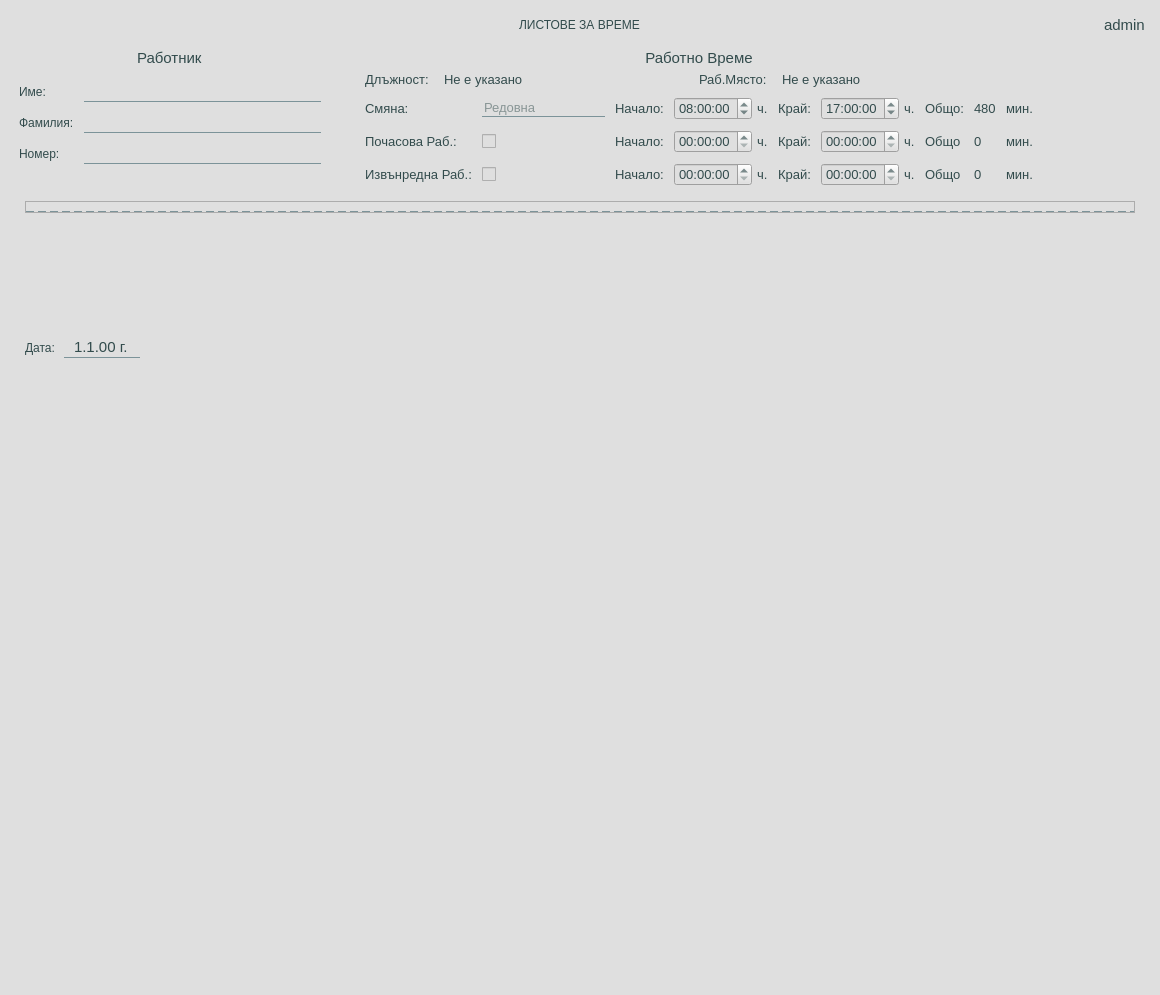
Qt form app/ui/widgets/customTimePapersWidget.ui (DevilPhp/WorkSalary.v01) before a commit.
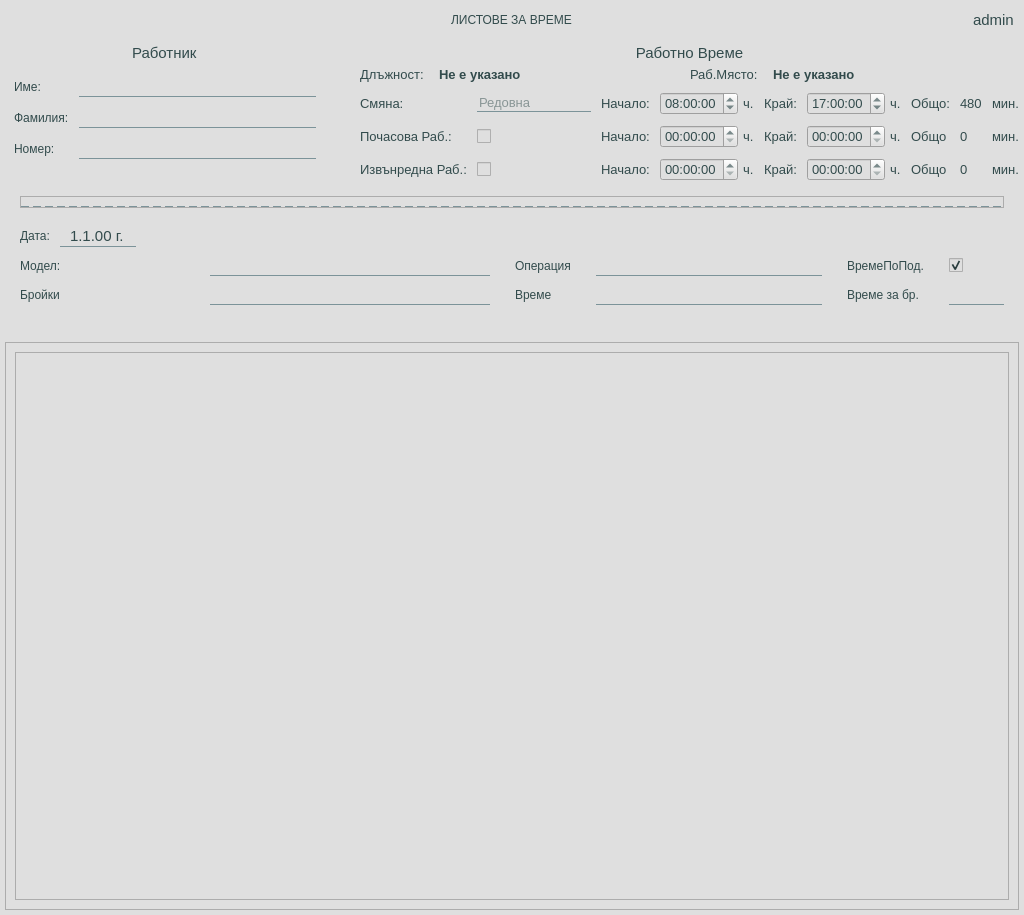
The same form after that commit. Icons and pictures are not drawn.

Diff of the .ui file:
```diff
--- a/app/ui/widgets/customTimePapersWidget.ui
+++ b/app/ui/widgets/customTimePapersWidget.ui
@@ -6,8 +6,8 @@
    <rect>
     <x>0</x>
     <y>0</y>
-    <width>1160</width>
-    <height>995</height>
+    <width>1024</width>
+    <height>915</height>
    </rect>
   </property>
   <property name="minimumSize">
@@ -72,6 +72,10 @@
 	font-size: 11pt;
 }
 
+#workerPlaceLineEdit, #workerPositionLineEdit {
+	font-weight: 700;
+}
+
 #widget_3 * {
 	font-size: 11pt;
 }</string>
@@ -81,16 +85,16 @@
     <number>10</number>
    </property>
    <property name="leftMargin">
-    <number>10</number>
+    <number>5</number>
    </property>
    <property name="topMargin">
-    <number>10</number>
+    <number>5</number>
    </property>
    <property name="rightMargin">
-    <number>10</number>
+    <number>5</number>
    </property>
    <property name="bottomMargin">
-    <number>10</number>
+    <number>5</number>
    </property>
    <item alignment="Qt::AlignTop">
     <widget class="QWidget" name="widget" native="true">
@@ -951,7 +955,7 @@
            <property name="minimumSize">
             <size>
              <width>0</width>
-             <height>250</height>
+             <height>0</height>
             </size>
            </property>
            <layout class="QVBoxLayout" name="verticalLayout_3">
@@ -978,12 +982,52 @@
               <property name="verticalSpacing">
                <number>8</number>
               </property>
-              <item row="0" column="0" alignment="Qt::AlignLeft">
-               <widget class="QWidget" name="widget_14" native="true">
-                <layout class="QHBoxLayout" name="horizontalLayout_14">
-                 <property name="spacing">
-                  <number>5</number>
-                 </property>
+              <item row="3" column="0">
+               <widget class="QLabel" name="label_32">
+                <property name="text">
+                 <string>Бройки</string>
+                </property>
+               </widget>
+              </item>
+              <item row="4" column="2" alignment="Qt::AlignHCenter|Qt::AlignVCenter">
+               <widget class="QPushButton" name="pushButton">
+                <property name="focusPolicy">
+                 <enum>Qt::NoFocus</enum>
+                </property>
+                <property name="styleSheet">
+                 <string notr="true">*{
+	padding: 0px;
+	background-color: #dfdfdf;
+}</string>
+                </property>
+                <property name="text">
+                 <string/>
+                </property>
+                <property name="icon">
+                 <iconset resource="../../../resources.qrc">
+                  <normaloff>:/icons/app/assets/icons/Check-Square--Streamline-Solar-Broken-#008b69.svg</normaloff>:/icons/app/assets/icons/Check-Square--Streamline-Solar-Broken-#008b69.svg</iconset>
+                </property>
+                <property name="iconSize">
+                 <size>
+                  <width>24</width>
+                  <height>24</height>
+                 </size>
+                </property>
+               </widget>
+              </item>
+              <item row="2" column="1">
+               <widget class="QLineEdit" name="clientModelsLineEdit">
+                <property name="minimumSize">
+                 <size>
+                  <width>280</width>
+                  <height>0</height>
+                 </size>
+                </property>
+               </widget>
+              </item>
+              <item row="1" column="0">
+               <widget class="QWidget" name="widget_5" native="true">
+                <layout class="QHBoxLayout" name="horizontalLayout_15">
                  <property name="leftMargin">
                   <number>0</number>
                  </property>
@@ -996,7 +1040,7 @@
                  <property name="bottomMargin">
                   <number>0</number>
                  </property>
-                 <item alignment="Qt::AlignVCenter">
+                 <item alignment="Qt::AlignHCenter|Qt::AlignVCenter">
                   <widget class="QLabel" name="label_25">
                    <property name="text">
                     <string>Дата: </string>
@@ -1005,6 +1049,9 @@
                  </item>
                  <item>
                   <widget class="QDateEdit" name="timePaperDateEdit">
+                   <property name="focusPolicy">
+                    <enum>Qt::WheelFocus</enum>
+                   </property>
                    <property name="frame">
                     <bool>false</bool>
                    </property>
@@ -1016,7 +1063,7 @@
                    </property>
                    <property name="minimumDateTime">
                     <datetime>
-                     <hour>21</hour>
+                     <hour>0</hour>
                      <minute>0</minute>
                      <second>0</second>
                      <year>1990</year>
@@ -1029,11 +1076,16 @@
                    </property>
                   </widget>
                  </item>
-                 <item>
+                 <item alignment="Qt::AlignHCenter|Qt::AlignVCenter">
                   <widget class="QPushButton" name="calendarBtn">
                    <property name="focusPolicy">
                     <enum>Qt::NoFocus</enum>
                    </property>
+                   <property name="styleSheet">
+                    <string notr="true">*{
+	padding: 0px;
+}</string>
+                   </property>
                    <property name="text">
                     <string/>
                    </property>
@@ -1052,6 +1104,102 @@
                 </layout>
                </widget>
               </item>
+              <item row="3" column="1">
+               <widget class="QLineEdit" name="lineEdit_3"/>
+              </item>
+              <item row="2" column="4">
+               <widget class="QLabel" name="label_34">
+                <property name="text">
+                 <string>ВремеПоПод.</string>
+                </property>
+               </widget>
+              </item>
+              <item row="2" column="3">
+               <widget class="QLineEdit" name="lineEdit_2">
+                <property name="minimumSize">
+                 <size>
+                  <width>200</width>
+                  <height>0</height>
+                 </size>
+                </property>
+               </widget>
+              </item>
+              <item row="3" column="3">
+               <widget class="QLineEdit" name="lineEdit_4">
+                <property name="readOnly">
+                 <bool>true</bool>
+                </property>
+               </widget>
+              </item>
+              <item row="2" column="0">
+               <widget class="QLabel" name="label_30">
+                <property name="text">
+                 <string>Модел:</string>
+                </property>
+               </widget>
+              </item>
+              <item row="3" column="2">
+               <widget class="QLabel" name="label_33">
+                <property name="text">
+                 <string>Време</string>
+                </property>
+               </widget>
+              </item>
+              <item row="0" column="0" alignment="Qt::AlignLeft">
+               <widget class="QWidget" name="widget_14" native="true">
+                <layout class="QHBoxLayout" name="horizontalLayout_14">
+                 <property name="spacing">
+                  <number>5</number>
+                 </property>
+                 <property name="leftMargin">
+                  <number>0</number>
+                 </property>
+                 <property name="topMargin">
+                  <number>0</number>
+                 </property>
+                 <property name="rightMargin">
+                  <number>0</number>
+                 </property>
+                 <property name="bottomMargin">
+                  <number>0</number>
+                 </property>
+                </layout>
+               </widget>
+              </item>
+              <item row="2" column="2">
+               <widget class="QLabel" name="label_31">
+                <property name="text">
+                 <string>Операция</string>
+                </property>
+               </widget>
+              </item>
+              <item row="2" column="5">
+               <widget class="QCheckBox" name="checkBox">
+                <property name="text">
+                 <string/>
+                </property>
+                <property name="checked">
+                 <bool>true</bool>
+                </property>
+               </widget>
+              </item>
+              <item row="3" column="4">
+               <widget class="QLabel" name="label_35">
+                <property name="text">
+                 <string>Време за бр.</string>
+                </property>
+               </widget>
+              </item>
+              <item row="3" column="5">
+               <widget class="QLineEdit" name="lineEdit">
+                <property name="maximumSize">
+                 <size>
+                  <width>55</width>
+                  <height>16777215</height>
+                 </size>
+                </property>
+               </widget>
+              </item>
              </layout>
             </item>
            </layout>
@@ -1063,6 +1211,91 @@
      </layout>
     </widget>
    </item>
+   <item>
+    <widget class="QScrollArea" name="scrollArea">
+     <property name="widgetResizable">
+      <bool>true</bool>
+     </property>
+     <widget class="QWidget" name="scrollAreaWidgetContents">
+      <property name="geometry">
+       <rect>
+        <x>0</x>
+        <y>0</y>
+        <width>1012</width>
+        <height>544</height>
+       </rect>
+      </property>
+      <layout class="QVBoxLayout" name="verticalLayout_12">
+       <property name="spacing">
+        <number>0</number>
+       </property>
+       <property name="leftMargin">
+        <number>0</number>
+       </property>
+       <property name="topMargin">
+        <number>0</number>
+       </property>
+       <property name="rightMargin">
+        <number>0</number>
+       </property>
+       <property name="bottomMargin">
+        <number>0</number>
+       </property>
+       <item>
+        <widget class="QWidget" name="widget_2" native="true">
+         <layout class="QVBoxLayout" name="verticalLayout_11">
+          <item>
+           <widget class="QTableView" name="timePapersForDayTableView">
+            <property name="focusPolicy">
+             <enum>Qt::NoFocus</enum>
+            </property>
+            <property name="styleSheet">
+             <string notr="true">QHeaderView:section{
+font: 700 10.5pt &quot;Segoe UI&quot;;
+background-color: #dfdfdf;
+padding-left: 10px;
+padding-top:10px;
+padding-right:10px;
+selection-background-color: #7f7f7f;
+}
+QVerticalView:section{
+min-height: 30;
+}
+QAbstractItemView{
+font: 10.5pt &quot;Segoe UI&quot;;
+selection-background-color: #545454;
+selection-color: #fefefe;
+}
+QAbstractItemView:item{
+	selection-background-color: #545454;
+	selection-color: #fefefe;
+}
+</string>
+            </property>
+            <property name="alternatingRowColors">
+             <bool>true</bool>
+            </property>
+            <property name="selectionBehavior">
+             <enum>QAbstractItemView::SelectRows</enum>
+            </property>
+            <property name="sortingEnabled">
+             <bool>true</bool>
+            </property>
+            <property name="cornerButtonEnabled">
+             <bool>false</bool>
+            </property>
+            <attribute name="verticalHeaderVisible">
+             <bool>false</bool>
+            </attribute>
+           </widget>
+          </item>
+         </layout>
+        </widget>
+       </item>
+      </layout>
+     </widget>
+    </widget>
+   </item>
   </layout>
  </widget>
  <resources>
```
